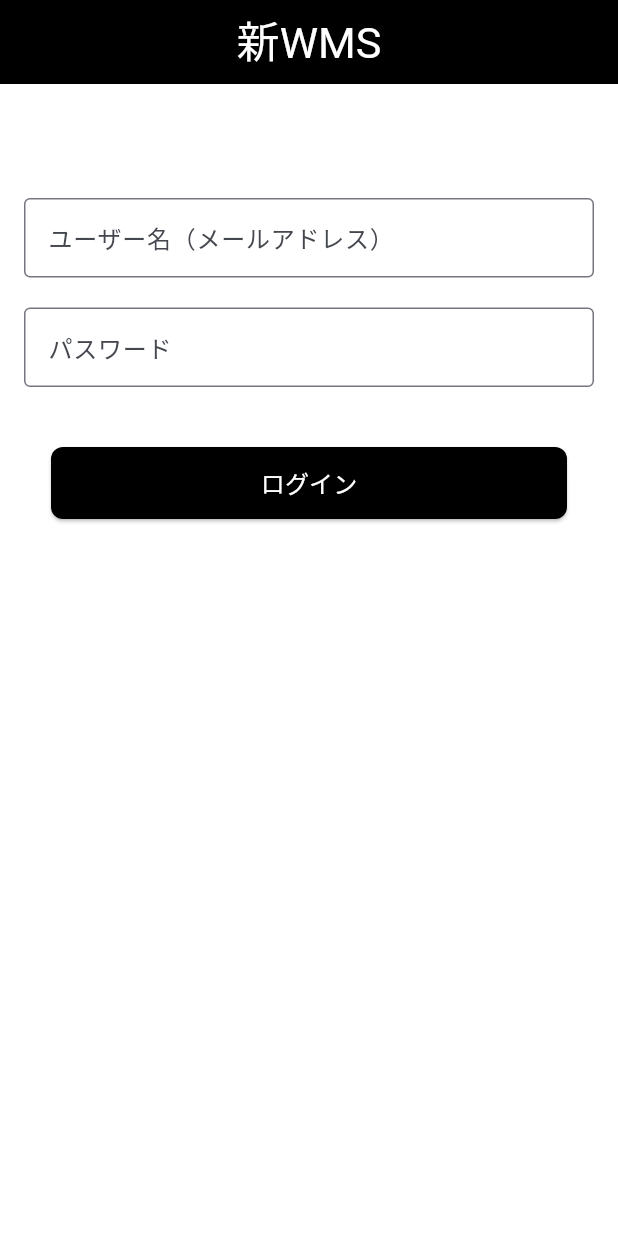
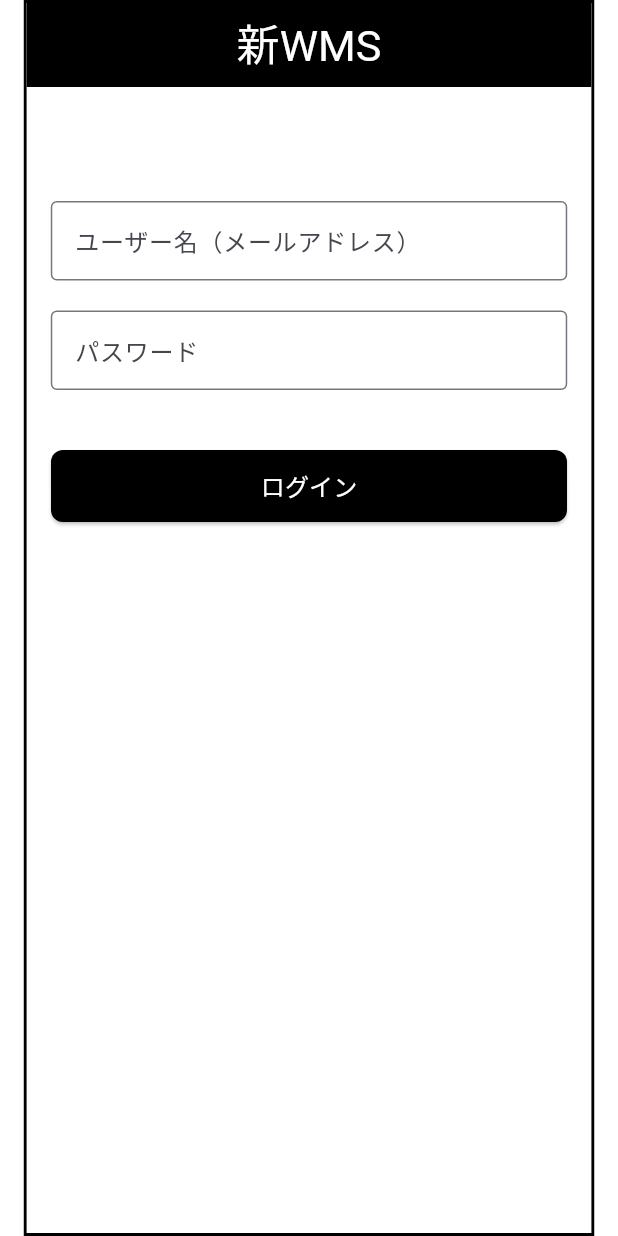
Before and after one commit to aungphyohtwe678/wms-mock-beginner, a Flutter app: the screen it shows after launch, on a phone screen of 412 x 824 dp. Run offline on Flutter 3.47's test engine with Material 3 defaults, Android fonts, the phone set to English and light mode, and no system bars; Roboto replaces fonts that are missing (Helvetica Neue).

Commit message:
web bluild 2

```diff
--- a/lib/main.dart
+++ b/lib/main.dart
@@ -75,13 +75,18 @@ class _LoginPageState extends State<LoginPage> {
     return Scaffold(
       backgroundColor: Colors.white,
       body: Center(
+        child: AspectRatio(
+          aspectRatio: 9 / 19.5, // ★ ここでiPhone15と同じ比率に固定！
           child: Container(
-          width: 430, // iPhone 15サイズに固定
-          height: double.infinity, // 高さは伸ばす（スマホっぽく）
-          decoration: const BoxDecoration(
+            decoration: BoxDecoration(
               color: Colors.white,
+              border: Border.all(
+                color: Colors.black, // ★ 黒い枠線で囲む
+                width: 2,
+              ),
             ),
             child: Scaffold(
+              backgroundColor: Colors.white,
               appBar: AppBar(
                 backgroundColor: Colors.black,
                 title: const Text(
@@ -98,7 +103,6 @@ class _LoginPageState extends State<LoginPage> {
                 onTap: () => FocusScope.of(context).unfocus(), // 画面タップでキーボード閉じる
                 child: SingleChildScrollView(
                   child: Container(
-                  height: MediaQuery.of(context).size.height - kToolbarHeight,
                     padding: const EdgeInsets.all(16.0),
                     child: Column(
                       mainAxisAlignment: MainAxisAlignment.start,
@@ -132,7 +136,7 @@ class _LoginPageState extends State<LoginPage> {
                           ),
                         const SizedBox(height: 30),
                         SizedBox(
-                        width: 344, // 430pxの80% → 大体これ
+                          width: 344, // 430pxの80%くらい
                           height: 48,
                           child: ElevatedButton(
                             onPressed: _login,
@@ -157,6 +161,7 @@ class _LoginPageState extends State<LoginPage> {
             ),
           ),
         ),
+      ),
     );
   }
 }
```
Also changed, not shown: 3 other files. Lines whose indentation alone changed are shown as unchanged.
